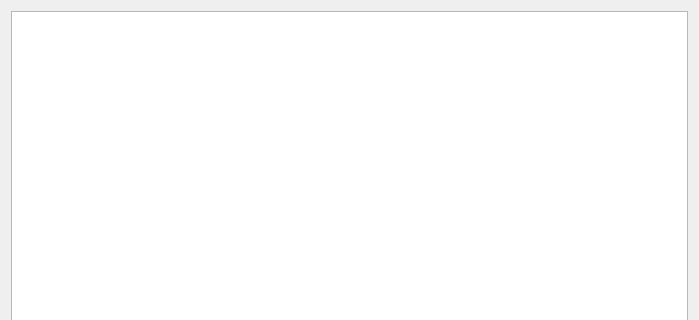
Old version of the form src/shortcutmanager.ui in the repository 0xd34df00d/leechcraft; both pictures show x 0 to 699 and y 0 to 320 of the 699 by 480 pixel window.
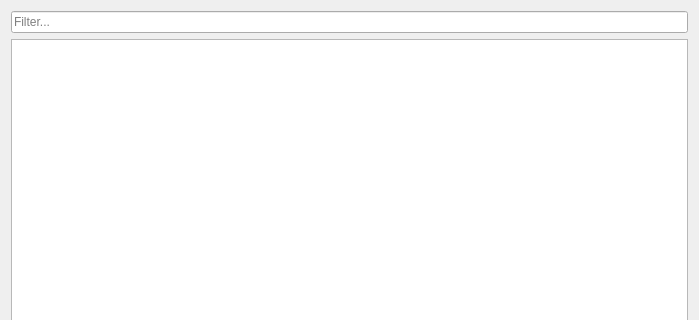
New version of the form.

Commit message: Core: working filter in ShortcutManager, closes #142.

Patch:
```diff
--- a/src/shortcutmanager.ui
+++ b/src/shortcutmanager.ui
@@ -14,6 +14,13 @@
    <string>Shortcut manager</string>
   </property>
   <layout class="QVBoxLayout" name="verticalLayout">
+   <item>
+    <widget class="QLineEdit" name="FilterLine_">
+     <property name="placeholderText">
+      <string>Filter...</string>
+     </property>
+    </widget>
+   </item>
    <item>
     <widget class="QTreeView" name="Tree_"/>
    </item>
```
The commit also changes 1 other file.
